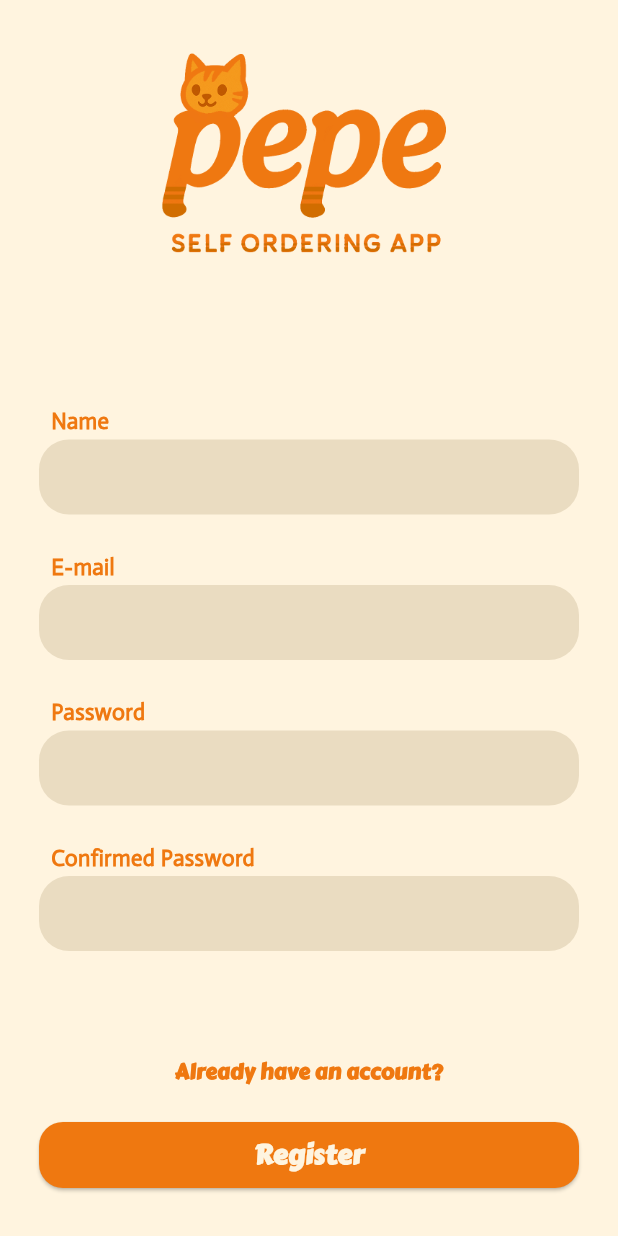
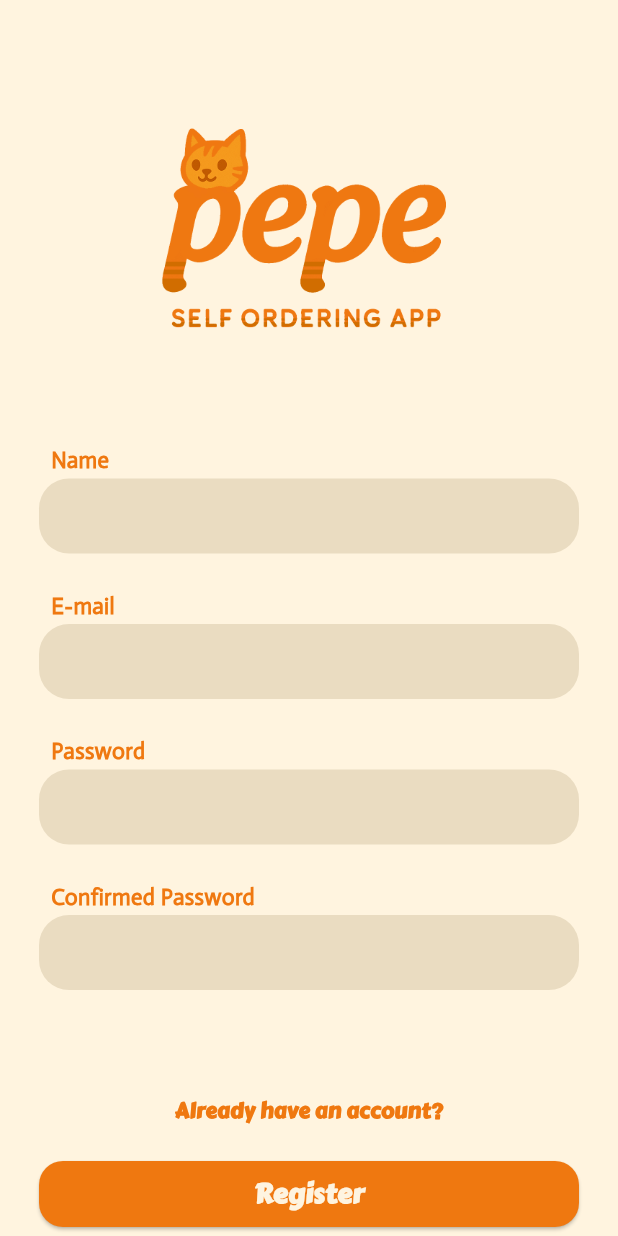
Before and after one commit to DonutDaEarth/pepe_self_ordering_flutter, a Flutter app: the screen it shows after launch, on a phone screen of 412 x 824 dp. Run offline on Flutter 3.47's test engine with Material 3 defaults, Android fonts, the phone set to English and light mode, and no system bars; our stand-ins replace cached_network_image, dio, go_router, shared_preferences; missing offline and left inert: mobile_scanner.

Commit message:
fix: adjust padding in RegisterScreen for improved layout

```diff
--- a/lib/src/screens/screens.dart
+++ b/lib/src/screens/screens.dart
@@ -48,7 +48,7 @@ class _RegisterScreenState extends State<RegisterScreen> {
   Widget build(BuildContext context) {
     return Scaffold(
       body: SingleChildScrollView(
-        padding: const EdgeInsets.only(bottom: 24),
+        padding: const EdgeInsets.only(bottom: 24, top: 50),
         child: Column(
           children: [
             Container(
@@ -65,7 +65,7 @@ class _RegisterScreenState extends State<RegisterScreen> {
               padding: const EdgeInsets.symmetric(horizontal: 26),
               child: Column(
                 children: [
-                  const SizedBox(height: 24),
+                  // const SizedBox(height: 24),
                   LabeledTextField(label: 'Name', controller: name),
                   const SizedBox(height: 24),
                   LabeledTextField(label: 'E-mail', controller: email),
```
